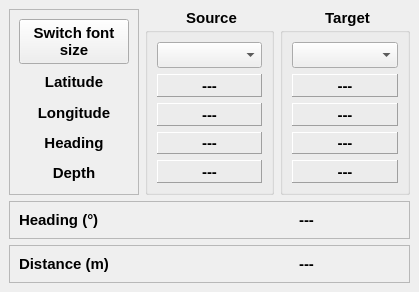
Old version of the form ui/guidance_dock_base.ui in the repository jrenken/qgis-PosiView.
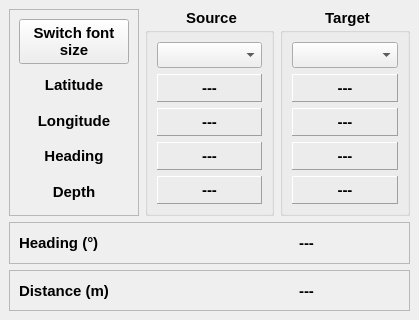
New version of the form.

```diff
--- a/ui/guidance_dock_base.ui
+++ b/ui/guidance_dock_base.ui
@@ -7,7 +7,7 @@
     <x>0</x>
     <y>0</y>
     <width>419</width>
-    <height>292</height>
+    <height>320</height>
    </rect>
   </property>
   <property name="windowTitle">
```
Left out of the diff: 2 changed lines with no effect on the pictures.
